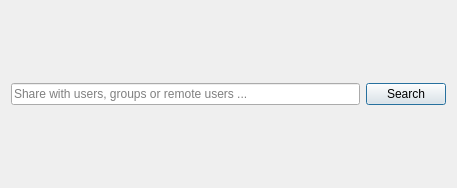
The window that src/gui/shareusergroupwidget.ui (nextcloud/desktop) describes before a commit, drawn with Qt 5.
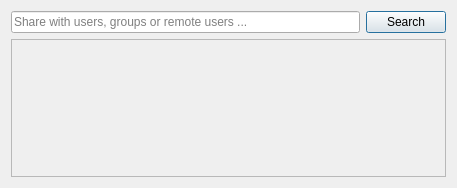
The same window after the commit.

Commit message: ShareDialog: add a QScrollArea (issue #4125 )

```diff
--- a/src/gui/shareusergroupwidget.ui
+++ b/src/gui/shareusergroupwidget.ui
@@ -39,7 +39,34 @@
     </layout>
    </item>
    <item>
-    <layout class="QVBoxLayout" name="sharesLayout"/>
+    <widget class="QScrollArea" name="scrollArea">
+     <property name="sizePolicy">
+      <sizepolicy hsizetype="MinimumExpanding" vsizetype="MinimumExpanding">
+       <horstretch>0</horstretch>
+       <verstretch>0</verstretch>
+      </sizepolicy>
+     </property>
+     <property name="horizontalScrollBarPolicy">
+      <enum>Qt::ScrollBarAlwaysOff</enum>
+     </property>
+     <property name="sizeAdjustPolicy">
+      <enum>QAbstractScrollArea::AdjustToContents</enum>
+     </property>
+     <property name="widgetResizable">
+      <bool>true</bool>
+     </property>
+     <widget class="QWidget" name="scrollAreaWidgetContents">
+      <property name="geometry">
+       <rect>
+        <x>0</x>
+        <y>0</y>
+        <width>441</width>
+        <height>124</height>
+       </rect>
+      </property>
+      <layout class="QVBoxLayout" name="verticalLayout_3"/>
+     </widget>
+    </widget>
    </item>
   </layout>
  </widget>
```
The commit also changes 3 other files.
